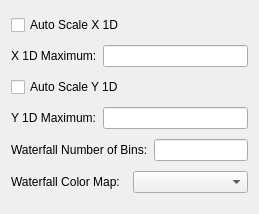
First picture: the form in forms/psd_plots_config.ui, repository lsst-sitcom/spot_motion_monitor, before the edit.
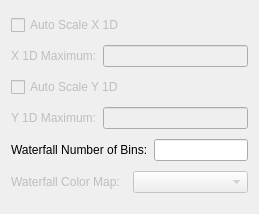
Second picture: the form after the edit.

Commit message: Getting current plot parameters into configuration dialog.

The edit to the form file:
```diff
--- a/forms/psd_plots_config.ui
+++ b/forms/psd_plots_config.ui
@@ -16,6 +16,9 @@
   <layout class="QGridLayout" name="gridLayout">
    <item row="0" column="0">
     <widget class="QCheckBox" name="autoScaleX1dCheckBox">
+     <property name="enabled">
+      <bool>false</bool>
+     </property>
      <property name="text">
       <string>Auto Scale X 1D</string>
      </property>
@@ -25,18 +28,28 @@
     <layout class="QHBoxLayout" name="horizontalLayout">
      <item>
       <widget class="QLabel" name="x1dMaximumLabel">
+       <property name="enabled">
+        <bool>false</bool>
+       </property>
        <property name="text">
         <string>X 1D Maximum:</string>
        </property>
       </widget>
      </item>
      <item>
-      <widget class="QLineEdit" name="x1dMaximumLineEdit"/>
+      <widget class="QLineEdit" name="x1dMaximumLineEdit">
+       <property name="enabled">
+        <bool>false</bool>
+       </property>
+      </widget>
      </item>
     </layout>
    </item>
    <item row="2" column="0">
     <widget class="QCheckBox" name="autoScaleY1dCheckBox">
+     <property name="enabled">
+      <bool>false</bool>
+     </property>
      <property name="text">
       <string>Auto Scale Y 1D</string>
      </property>
@@ -46,13 +59,20 @@
     <layout class="QHBoxLayout" name="horizontalLayout_2">
      <item>
       <widget class="QLabel" name="y1dMaximumLabel">
+       <property name="enabled">
+        <bool>false</bool>
+       </property>
        <property name="text">
         <string>Y 1D Maximum:</string>
        </property>
       </widget>
      </item>
      <item>
-      <widget class="QLineEdit" name="y1dMaximumLineEdit"/>
+      <widget class="QLineEdit" name="y1dMaximumLineEdit">
+       <property name="enabled">
+        <bool>false</bool>
+       </property>
+      </widget>
      </item>
     </layout>
    </item>
@@ -60,6 +80,9 @@
     <layout class="QHBoxLayout" name="horizontalLayout_3">
      <item>
       <widget class="QLabel" name="waterfallNumBinsLabel">
+       <property name="enabled">
+        <bool>true</bool>
+       </property>
        <property name="text">
         <string>Waterfall Number of Bins:</string>
        </property>
@@ -74,13 +97,20 @@
     <layout class="QHBoxLayout" name="horizontalLayout_4">
      <item>
       <widget class="QLabel" name="waterfallColorMapLabel">
+       <property name="enabled">
+        <bool>false</bool>
+       </property>
        <property name="text">
         <string>Waterfall Color Map:</string>
        </property>
       </widget>
      </item>
      <item>
-      <widget class="QComboBox" name="waterfallColorMapComboBox"/>
+      <widget class="QComboBox" name="waterfallColorMapComboBox">
+       <property name="enabled">
+        <bool>false</bool>
+       </property>
+      </widget>
      </item>
     </layout>
    </item>
```
The commit also changes 20 other files.
